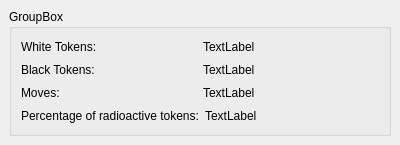
First picture: the form in simulations/decompositionform.ui, repository KDE/kalzium, before the edit.
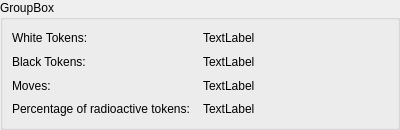
Second picture: the form after the edit.

```diff
--- a/simulations/decompositionform.ui
+++ b/simulations/decompositionform.ui
@@ -9,15 +9,23 @@
     <x>0</x>
     <y>0</y>
     <width>400</width>
-    <height>145</height>
+    <height>130</height>
    </rect>
   </property>
+  <property name="sizePolicy" >
+   <sizepolicy>
+    <hsizetype>1</hsizetype>
+    <vsizetype>5</vsizetype>
+    <horstretch>0</horstretch>
+    <verstretch>0</verstretch>
+   </sizepolicy>
+  </property>
   <property name="windowTitle" >
    <string>Form</string>
   </property>
   <layout class="QVBoxLayout" >
    <property name="margin" >
-    <number>9</number>
+    <number>0</number>
    </property>
    <property name="spacing" >
     <number>6</number>
```
